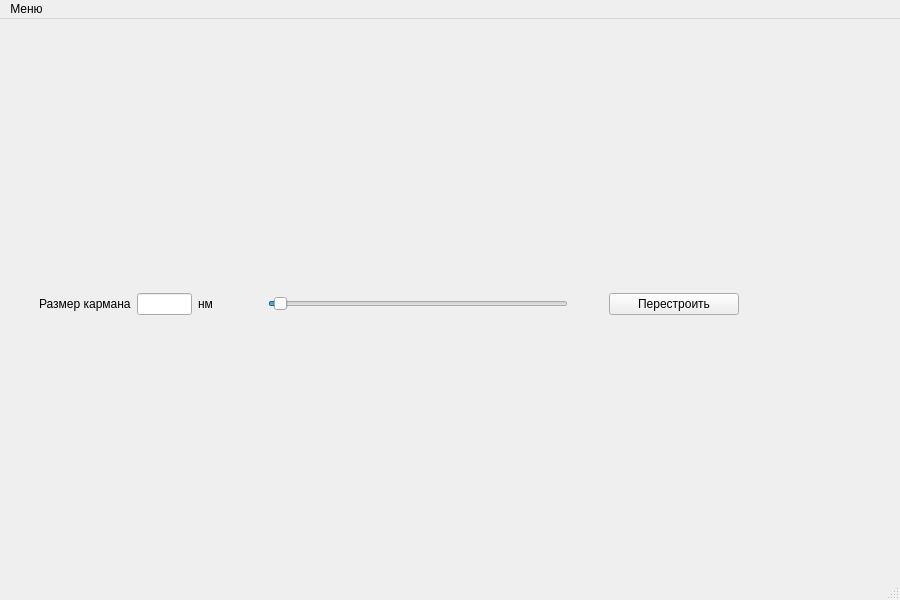
First picture: the form in Recognite/diagramwindow.ui, repository relaxesemind/Recognite, before the edit.
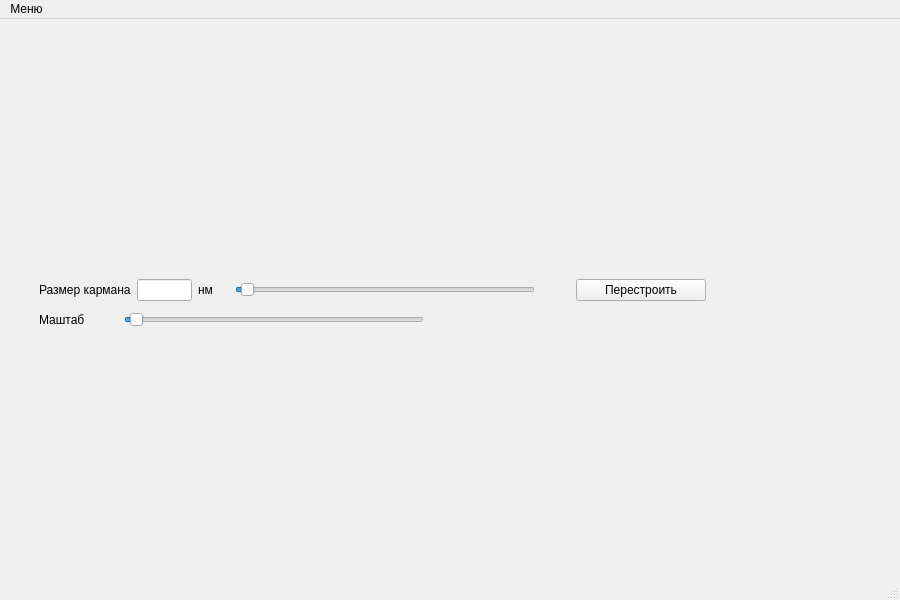
Second picture: the form after the edit.

The edit to the form file:
```diff
--- a/Recognite/diagramwindow.ui
+++ b/Recognite/diagramwindow.ui
@@ -28,24 +28,26 @@
         <property name="minimumSize">
          <size>
           <width>0</width>
-          <height>55</height>
+          <height>85</height>
          </size>
         </property>
         <property name="maximumSize">
          <size>
           <width>16777215</width>
-          <height>55</height>
+          <height>85</height>
          </size>
         </property>
-        <widget class="QWidget" name="layoutWidget">
+        <widget class="QWidget" name="">
          <property name="geometry">
           <rect>
            <x>30</x>
            <y>20</y>
-           <width>700</width>
-           <height>26</height>
+           <width>667</width>
+           <height>57</height>
           </rect>
          </property>
+         <layout class="QVBoxLayout" name="verticalLayout">
+          <item>
          <layout class="QHBoxLayout" name="horizontalLayout">
           <item>
            <widget class="QLabel" name="label">
@@ -161,6 +163,60 @@
              <string>Перестроить</string>
             </property>
            </widget>
+            </item>
+           </layout>
+          </item>
+          <item>
+           <layout class="QHBoxLayout" name="horizontalLayout_5">
+            <item>
+             <widget class="QLabel" name="label_5">
+              <property name="text">
+               <string>Маштаб          </string>
+              </property>
+             </widget>
+            </item>
+            <item>
+             <widget class="QSlider" name="horizontalSlider_3">
+              <property name="minimumSize">
+               <size>
+                <width>300</width>
+                <height>0</height>
+               </size>
+              </property>
+              <property name="maximumSize">
+               <size>
+                <width>200</width>
+                <height>16777215</height>
+               </size>
+              </property>
+              <property name="minimum">
+               <number>4</number>
+              </property>
+              <property name="maximum">
+               <number>2500</number>
+              </property>
+              <property name="value">
+               <number>50</number>
+              </property>
+              <property name="orientation">
+               <enum>Qt::Horizontal</enum>
+              </property>
+             </widget>
+            </item>
+            <item>
+             <spacer name="horizontalSpacer_5">
+              <property name="orientation">
+               <enum>Qt::Horizontal</enum>
+              </property>
+              <property name="sizeHint" stdset="0">
+               <size>
+                <width>40</width>
+                <height>20</height>
+               </size>
+              </property>
+             </spacer>
+            </item>
+           </layout>
           </item>
          </layout>
         </widget>
```
Lines whose indentation alone changed are shown as unchanged.
